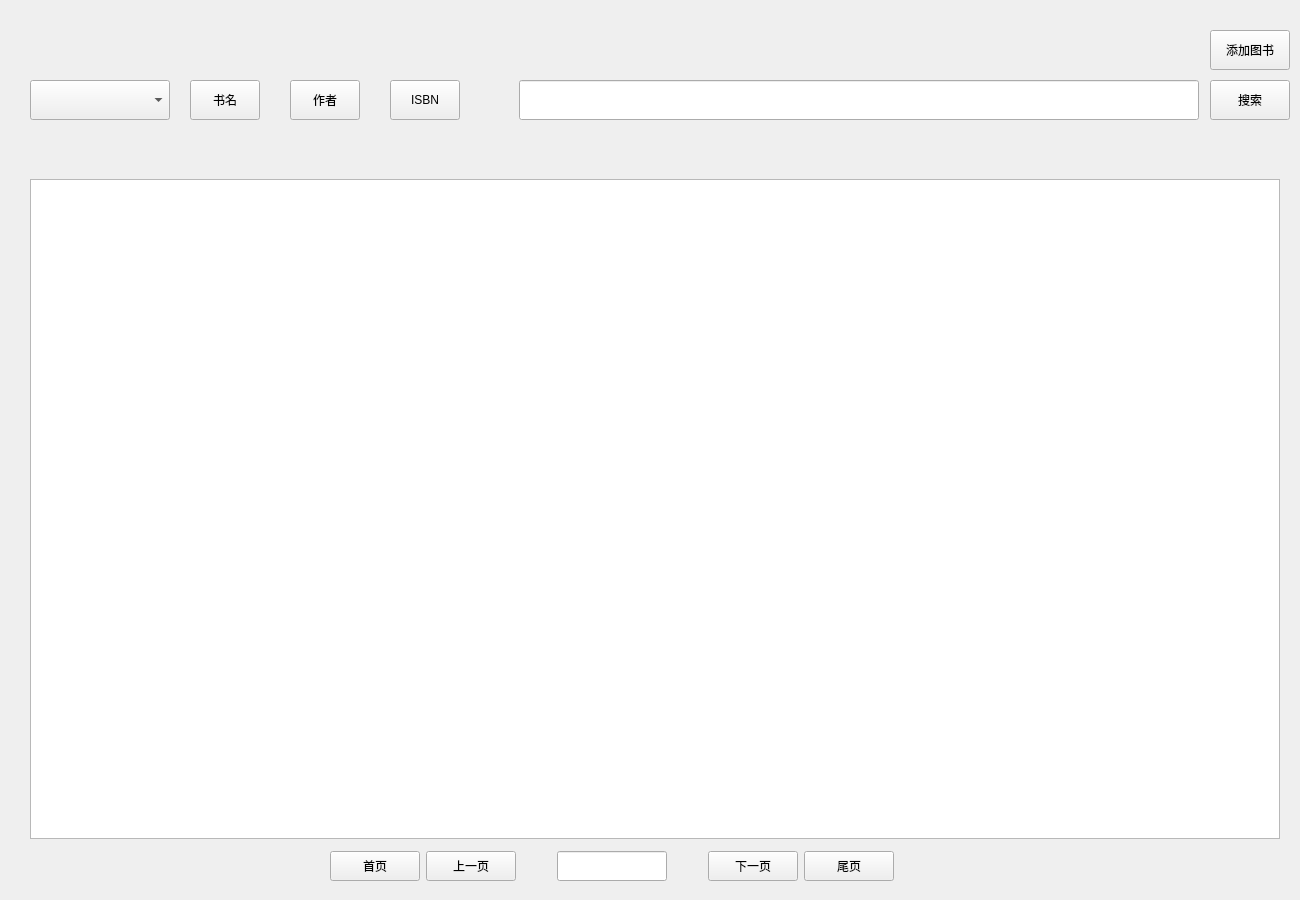
Before: the Qt Designer form BMS/view/adminbookmanagement.ui in adventurer-w/Books-Management-System, drawn with Qt 5.
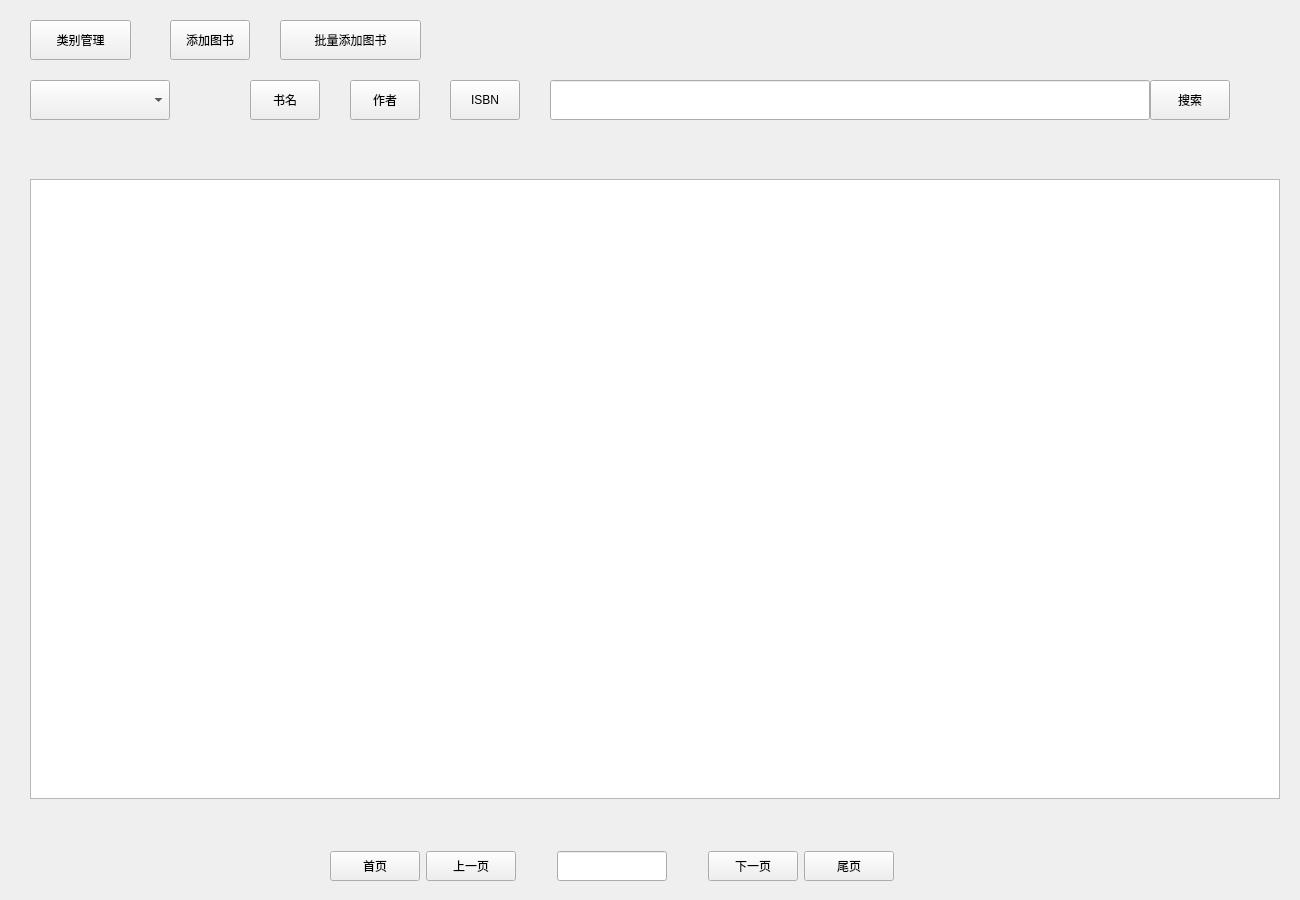
After: the same form once the commit is applied.

```diff
--- a/BMS/view/adminbookmanagement.ui
+++ b/BMS/view/adminbookmanagement.ui
@@ -19,7 +19,7 @@
      <x>30</x>
      <y>179</y>
      <width>1250</width>
-     <height>660</height>
+     <height>620</height>
     </rect>
    </property>
   </widget>
@@ -34,7 +34,7 @@
    </property>
    <layout class="QHBoxLayout" name="horizontalLayout_3">
     <item>
-     <widget class="QPushButton" name="btn_first_3">
+     <widget class="QPushButton" name="btn_first">
       <property name="minimumSize">
        <size>
         <width>90</width>
@@ -53,7 +53,7 @@
      </widget>
     </item>
     <item>
-     <widget class="QPushButton" name="btn_fore_3">
+     <widget class="QPushButton" name="btn_fore">
       <property name="minimumSize">
        <size>
         <width>90</width>
@@ -85,7 +85,7 @@
      </spacer>
     </item>
     <item>
-     <widget class="QLineEdit" name="line_3">
+     <widget class="QLineEdit" name="line">
       <property name="minimumSize">
        <size>
         <width>110</width>
@@ -114,7 +114,7 @@
      </spacer>
     </item>
     <item>
-     <widget class="QPushButton" name="btn_la_3">
+     <widget class="QPushButton" name="btn_la">
       <property name="minimumSize">
        <size>
         <width>90</width>
@@ -133,7 +133,7 @@
      </widget>
     </item>
     <item>
-     <widget class="QPushButton" name="btn_last_3">
+     <widget class="QPushButton" name="btn_last">
       <property name="minimumSize">
        <size>
         <width>90</width>
@@ -156,7 +156,7 @@
   <widget class="QPushButton" name="btn_author">
    <property name="geometry">
     <rect>
-     <x>290</x>
+     <x>350</x>
      <y>80</y>
      <width>70</width>
      <height>40</height>
@@ -169,17 +169,17 @@
     <bool>true</bool>
    </property>
   </widget>
-  <widget class="QPushButton" name="btn_search">
+  <widget class="QPushButton" name="btn_addbook">
    <property name="geometry">
     <rect>
-     <x>1210</x>
-     <y>80</y>
+     <x>170</x>
+     <y>20</y>
      <width>80</width>
      <height>40</height>
     </rect>
    </property>
    <property name="text">
-    <string>搜索</string>
+    <string>添加图书</string>
    </property>
   </widget>
   <widget class="QComboBox" name="cbox_classify">
@@ -195,7 +195,7 @@
   <widget class="QPushButton" name="btn_bookname">
    <property name="geometry">
     <rect>
-     <x>190</x>
+     <x>250</x>
      <y>80</y>
      <width>70</width>
      <height>40</height>
@@ -211,7 +211,7 @@
   <widget class="QPushButton" name="btn_ISBN">
    <property name="geometry">
     <rect>
-     <x>390</x>
+     <x>450</x>
      <y>80</y>
      <width>70</width>
      <height>40</height>
@@ -224,27 +224,56 @@
     <bool>true</bool>
    </property>
   </widget>
-  <widget class="QLineEdit" name="lineEdit">
+  <widget class="QLineEdit" name="line_search">
    <property name="geometry">
     <rect>
-     <x>519</x>
+     <x>550</x>
      <y>80</y>
-     <width>680</width>
+     <width>600</width>
      <height>40</height>
     </rect>
    </property>
   </widget>
-  <widget class="QPushButton" name="btn_addbook">
+  <widget class="QPushButton" name="btn_addclassify">
    <property name="geometry">
     <rect>
-     <x>1210</x>
-     <y>30</y>
+     <x>30</x>
+     <y>20</y>
+     <width>101</width>
+     <height>40</height>
+    </rect>
+   </property>
+   <property name="text">
+    <string>类别管理</string>
+   </property>
+   <property name="checkable">
+    <bool>true</bool>
+   </property>
+  </widget>
+  <widget class="QPushButton" name="btn_search">
+   <property name="geometry">
+    <rect>
+     <x>1150</x>
+     <y>80</y>
      <width>80</width>
      <height>40</height>
     </rect>
    </property>
    <property name="text">
-    <string>添加图书</string>
+    <string>搜索</string>
+   </property>
+  </widget>
+  <widget class="QPushButton" name="btn_addbook_batch">
+   <property name="geometry">
+    <rect>
+     <x>280</x>
+     <y>20</y>
+     <width>141</width>
+     <height>40</height>
+    </rect>
+   </property>
+   <property name="text">
+    <string>批量添加图书</string>
    </property>
   </widget>
  </widget>
```
